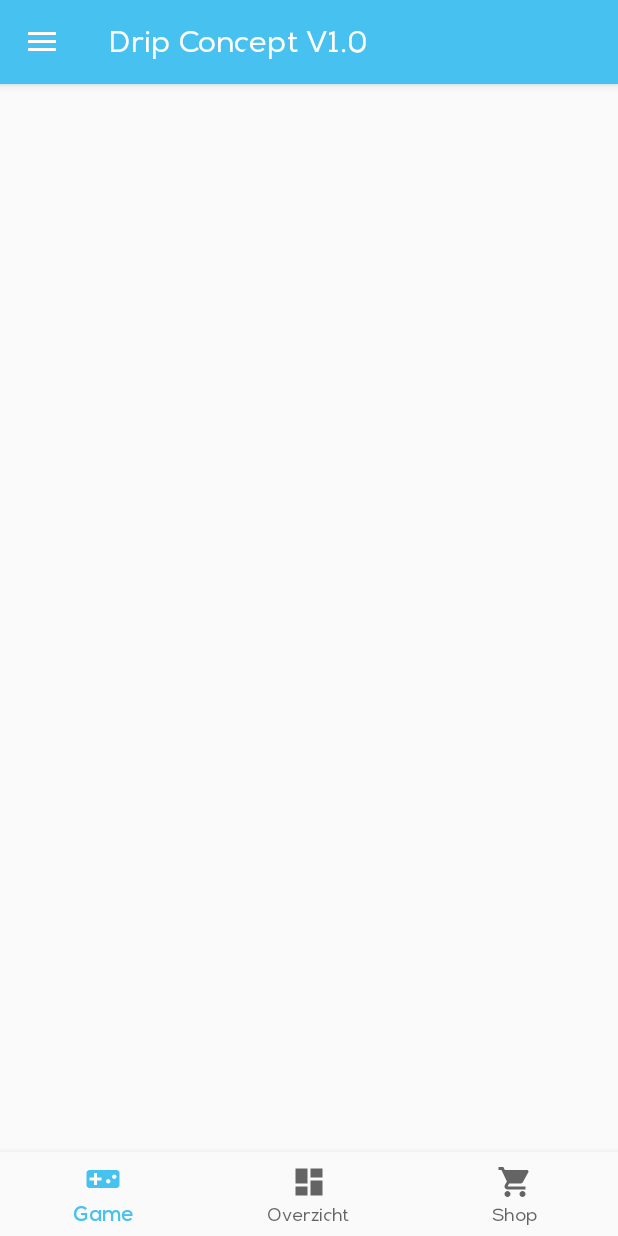
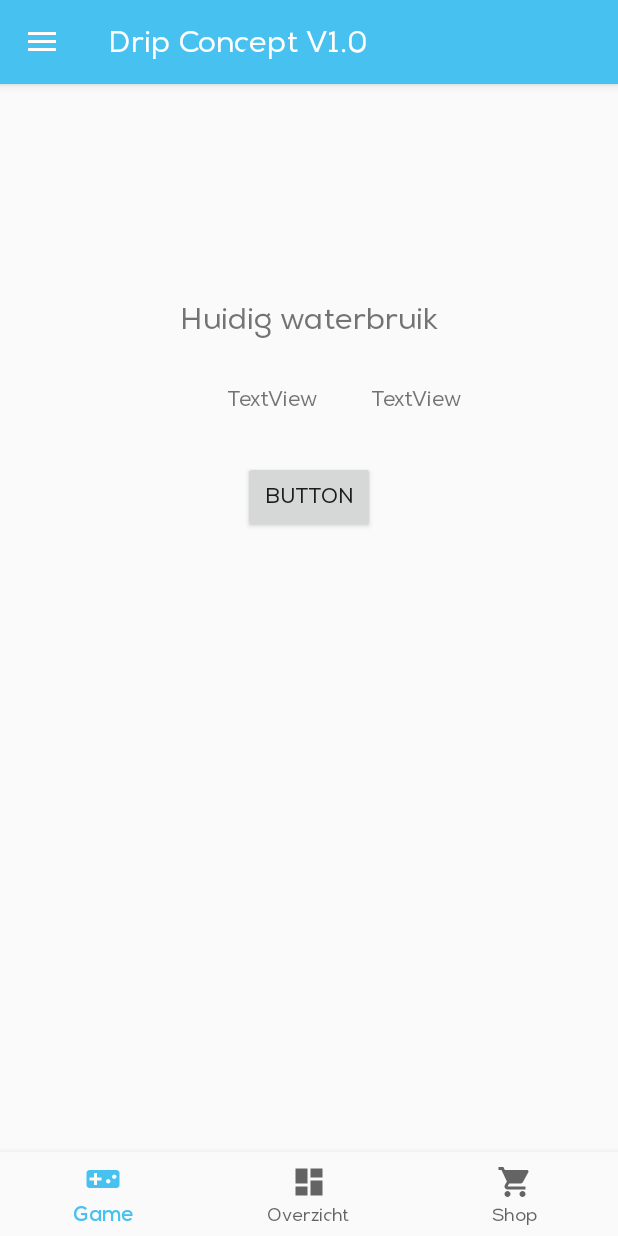
Before and after one commit to StijnVerhagen/Drip_App, an Android app: the fragment DashboardFragment placed in its activity, on a phone screen of 412 x 824 dp. Run offline under Robolectric (Android 15) with nearby library versions, the phone set to English and light mode, and no system bars; our stand-ins replace Firebase (no records; nobody signed in at launch, a user with empty details on screens opened directly); libraries missing offline, so code that uses them is left out: org.eclipse.paho.

Commit message:
Button onclick in fragment
Zonder succes :(

```diff
--- a/app/build.gradle
+++ b/app/build.gradle
@@ -18,6 +18,11 @@ android {
         }
     }
 }
+repositories {
+    maven {
+        url "https://repo.eclipse.org/content/repositories/paho-releases/"
+    }
+}
 
 dependencies {
     implementation 'com.google.firebase:firebase-analytics:17.3.0'
@@ -35,4 +40,8 @@ dependencies {
     androidTestImplementation 'androidx.test.ext:junit:1.1.0'
     androidTestImplementation 'androidx.test.espresso:espresso-core:3.1.1'
     implementation 'com.github.medyo:android-about-page:1.1.1'
-}
+
+    implementation('org.eclipse.paho:org.eclipse.paho.android.service:1.0.2') {
+        exclude module: 'support-v4'
+    }
+    }
--- a/app/src/main/AndroidManifest.xml
+++ b/app/src/main/AndroidManifest.xml
@@ -4,6 +4,8 @@
 
     <uses-permission android:name="android.permission.INTERNET" />
     <uses-permission android:name="android.permission.ACCESS_NETWORK_STATE" />
+
+
 
     <application
         android:allowBackup="true"
@@ -22,6 +24,15 @@
                 <category android:name="android.intent.category.LAUNCHER" />
             </intent-filter>
         </activity>
+
+        <service android:name="org.eclipse.paho.android.service.MqttService" >
+        </service>
+
     </application>
 
+    <uses-permission android:name="android.permission.WAKE_LOCK" />
+    <uses-permission android:name="android.permission.INTERNET" />
+    <uses-permission android:name="android.permission.ACCESS_NETWORK_STATE" />
+    <uses-permission android:name="android.permission.READ_PHONE_STATE" />
+
 </manifest>
--- a/app/src/main/java/com/example/drip_application/DashboardFragment.java
+++ b/app/src/main/java/com/example/drip_application/DashboardFragment.java
@@ -1,20 +1,43 @@
 package com.example.drip_application;
 
+import android.content.Context;
+import android.content.Intent;
 import android.os.Bundle;
+import android.util.Log;
 import android.view.LayoutInflater;
 import android.view.View;
 import android.view.ViewGroup;
+import android.widget.Button;
+import android.widget.EditText;
+import android.widget.Toast;
 
 import androidx.annotation.NonNull;
 import androidx.annotation.Nullable;
 import androidx.fragment.app.Fragment;
 
-    public class DashboardFragment extends Fragment {
-        @Nullable
-        @Override
-        public View onCreateView(@NonNull LayoutInflater inflater, @Nullable ViewGroup container, @Nullable Bundle savedInstanceState) {
-            return inflater.inflate(R.layout.fragment_dashboard, container, false);
+import org.eclipse.paho.android.service.MqttAndroidClient;
+import org.eclipse.paho.client.mqttv3.MqttMessage;
 
-            String stijn;
-        }
+public class DashboardFragment extends Fragment implements View.OnClickListener {
+
+
+
+    @Nullable
+    @Override
+    public View onCreateView(@NonNull LayoutInflater inflater, @Nullable ViewGroup container, @Nullable Bundle savedInstanceState) {
+        View dashboardView = inflater.inflate(R.layout.fragment_dashboard, container, false);
+        final Button subscribeButton = (Button)dashboardView.findViewById(R.id.butSubcribe);
+        Log.i("DASHBOARDFRAG", "Yayyyy");
+        subscribeButton.setOnClickListener(this);
+        return dashboardView;
+
+
     }
+
+    @Override
+    public void onClick(View v) {
+
+        Log.i("DASHBOARDFRAG", "Jeuj");
+        Toast.makeText(getActivity(), "Hello World", Toast.LENGTH_LONG).show();
+    }
+}
--- a/app/src/main/java/com/example/drip_application/MainActivity.java
+++ b/app/src/main/java/com/example/drip_application/MainActivity.java
@@ -10,7 +10,10 @@ import androidx.fragment.app.Fragment;
 
 import android.content.Intent;
 import android.os.Bundle;
+import android.util.Log;
 import android.view.MenuItem;
+import android.view.View;
+import android.widget.Toast;
 
 import com.google.android.material.bottomnavigation.BottomNavigationView;
 import com.google.firebase.auth.FirebaseAuth;
--- a/app/src/main/res/layout/fragment_dashboard.xml
+++ b/app/src/main/res/layout/fragment_dashboard.xml
@@ -3,4 +3,50 @@
     xmlns:app="http://schemas.android.com/apk/res-auto"
     xmlns:tools="http://schemas.android.com/tools"
     android:orientation="vertical" android:layout_width="match_parent"
-    android:layout_height="match_parent"/>
+    android:layout_height="match_parent">
+
+    <TextView
+        android:id="@+id/huidigWaterverbruiktxt"
+        android:layout_width="wrap_content"
+        android:layout_height="wrap_content"
+        android:layout_marginTop="200dp"
+        android:text="Huidig waterbruik"
+        android:textSize="20sp"
+        app:layout_constraintEnd_toEndOf="parent"
+        app:layout_constraintStart_toStartOf="parent"
+        app:layout_constraintTop_toTopOf="parent" />
+
+    <TextView
+        android:id="@+id/MQTTWaterverbruik"
+        android:layout_width="63dp"
+        android:layout_height="wrap_content"
+        android:layout_marginTop="32dp"
+        android:layout_marginEnd="16dp"
+        android:text="TextView"
+        app:layout_constraintEnd_toStartOf="@+id/textView4"
+        app:layout_constraintHorizontal_bias="0.903"
+        app:layout_constraintStart_toStartOf="parent"
+        app:layout_constraintTop_toBottomOf="@+id/huidigWaterverbruiktxt" />
+
+    <TextView
+        android:id="@+id/textView4"
+        android:layout_width="0dp"
+        android:layout_height="wrap_content"
+        android:layout_marginTop="32dp"
+        android:layout_marginEnd="104dp"
+        android:text="TextView"
+        app:layout_constraintEnd_toEndOf="parent"
+        app:layout_constraintTop_toBottomOf="@+id/huidigWaterverbruiktxt" />
+
+    <Button
+        android:id="@+id/butSubcribe"
+        android:layout_width="wrap_content"
+        android:layout_height="wrap_content"
+        android:layout_marginTop="32dp"
+        android:text="Button"
+        android:onClick="helloworld"
+        app:layout_constraintEnd_toEndOf="parent"
+        app:layout_constraintStart_toStartOf="parent"
+        app:layout_constraintTop_toBottomOf="@+id/MQTTWaterverbruik" />
+
+</androidx.constraintlayout.widget.ConstraintLayout>
--- a/build.gradle
+++ b/build.gradle
@@ -5,6 +5,9 @@ buildscript {
         google()
         jcenter()
 
+        maven {
+            url "https://repo.eclipse.org/content/repositories/paho-releases/"
+        }
     }
     dependencies {
         classpath 'com.android.tools.build:gradle:3.5.3'
```
